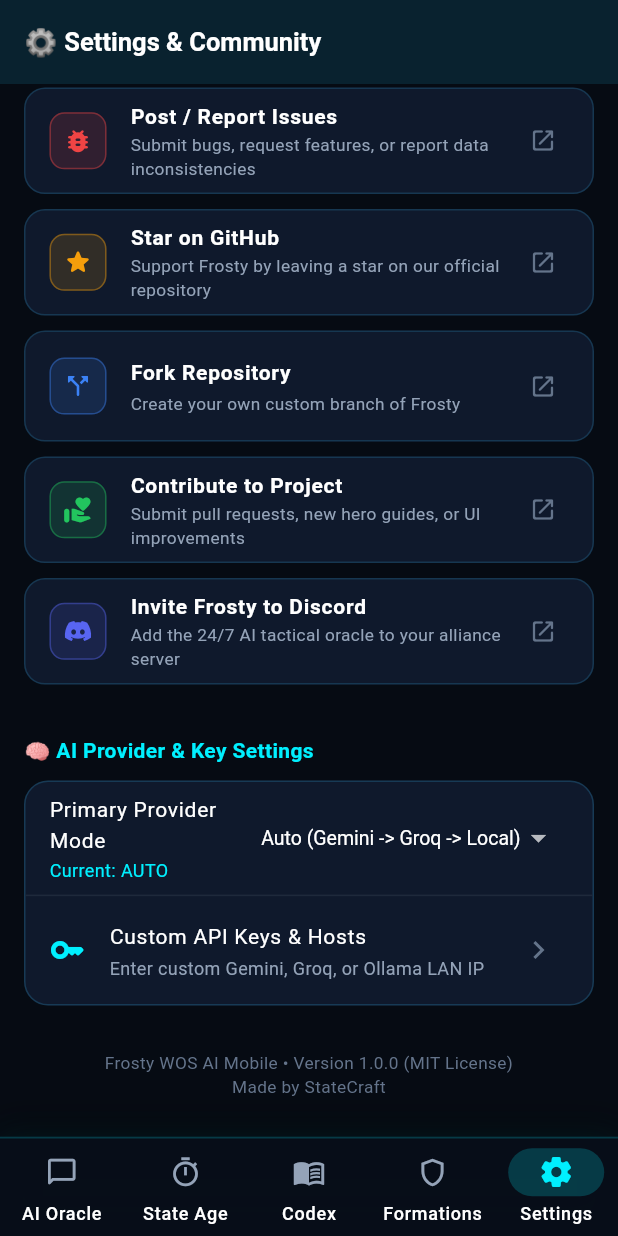
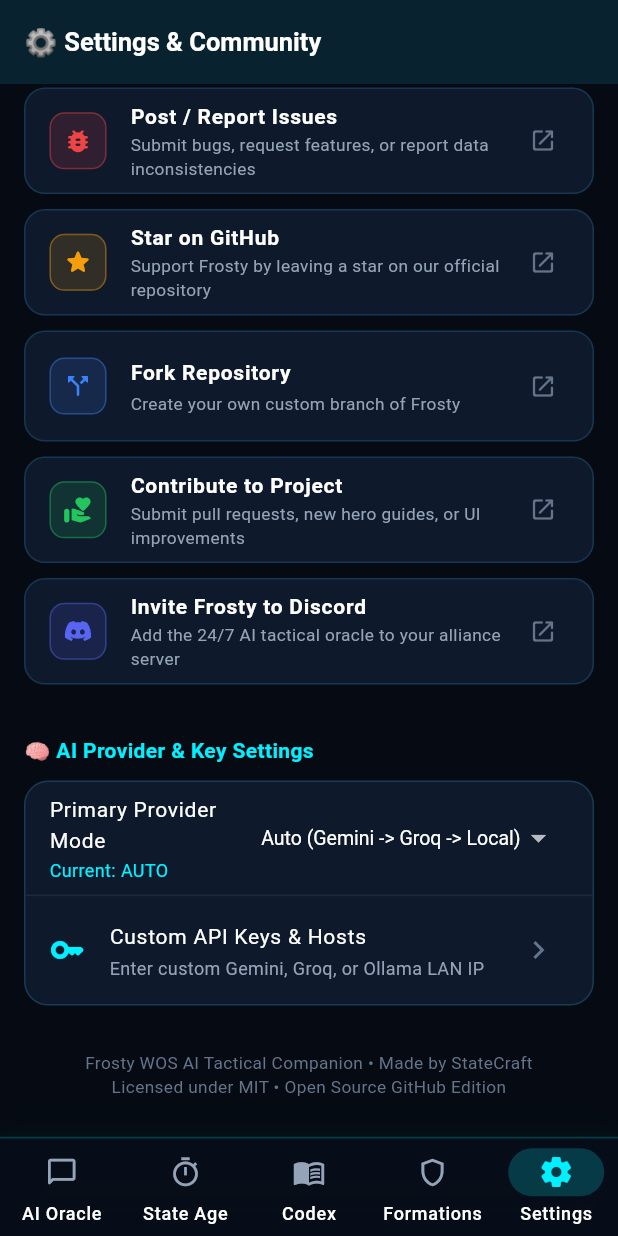
Before and after one commit to Zcross091/frosty-wos-ai, a Flutter app: the screen it shows after launch, item 5 of the bottom bar chosen, scrolled down 366 dp, on a phone screen of 412 x 824 dp. Run offline on Flutter 3.47's test engine with Material 3 defaults, Android fonts, the light colour scheme and no system bars; our stand-ins replace flutter_markdown, flutter_spinkit, shared_preferences; network calls fail; Roboto replaces fonts that are missing (Outfit).

Commit message:
fix(settings): remove hardcoded v1.0.0 and sync live version state with UpdateService

```diff
--- a/device/mobile/lib/screens/settings_screen.dart
+++ b/device/mobile/lib/screens/settings_screen.dart
@@ -339,11 +339,11 @@
             ),
 
             const SizedBox(height: 30),
-            const Center(
+            Center(
               child: Text(
-                'Frosty WOS AI Mobile • Version 1.0.0 (MIT License)\nMade by StateCraft',
+                'Frosty WOS AI Tactical Companion • Made by StateCraft\nLicensed under MIT • Open Source GitHub Edition',
                 textAlign: TextAlign.center,
-                style: TextStyle(color: Color(0xFF64748B), fontSize: 11.5),
+                style: const TextStyle(color: Color(0xFF64748B), fontSize: 11.5),
               ),
             ),
             const SizedBox(height: 10),
--- a/device/mobile/lib/services/update_service.dart
+++ b/device/mobile/lib/services/update_service.dart
@@ -7,6 +7,7 @@
 class UpdateService {
   static const String currentVersion =
       String.fromEnvironment('APP_VERSION', defaultValue: '1.0.0');
+  static String latestVersionTag = '';
   static const String githubApiUrl =
       'https://api.github.com/repos/Zcross091/frosty-wos-ai/releases/latest';
 
@@ -24,6 +25,7 @@
         final data = jsonDecode(response.body);
         final rawTag = data['tag_name'] as String? ?? '';
         final cleanTag = rawTag.toLowerCase().replaceAll('v', '').split('+').first.trim();
+        latestVersionTag = cleanTag;
         final releaseName = data['name'] as String? ?? 'New Frosty Release';
         final releaseBody = data['body'] as String? ?? 'A new version of Frosty WOS AI is now available.';
         final htmlUrl = data['html_url'] as String? ?? 'https://github.com/Zcross091/frosty-wos-ai/releases';
```
